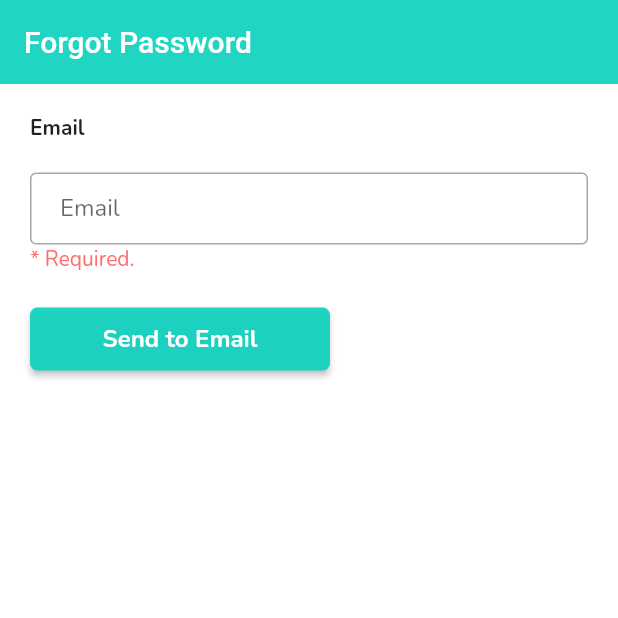
After one commit to matthew-hoang-nhat/mat-practice-pte, a Flutter app: the ForgotPasswordScreen screen opened by its route, after a tap on "Send to Email", on a phone screen of 412 x 824 dp, the top half of it. The commit adds this screen. Run offline on Flutter 3.47's test engine with Material 2 defaults, Android fonts, the phone set to English and light mode, and no system bars; our stand-ins replace bloc, cloud_firestore, community_material_icon, dio, equatable, firebase_auth and 13 more; accounts and stored records are empty; generated files the repository leaves out were written again; network calls fail.

Commit message:
feature: forgot - reset password

```diff
--- a/lib/src/configs/locate/en_us.dart
+++ b/lib/src/configs/locate/en_us.dart
@@ -47,6 +47,10 @@ final _enUS = {
       'Before logging in / creating an account, please read our Terms of Use and Privacy Policy thoroughtly. Tap "Agree" to agree with the Terms of Use and Privacy Policy to continue',
   FLocalKey.agree: 'Agree',
   FLocalKey.disagree: 'Disagree',
+
+  // Forgot password
+  FLocalKey.sendToEmail: 'Send to Email',
+  FLocalKey.successfullySendToEmail: 'Successfully send to email',
 
   // Home Screen
 
--- a/lib/src/configs/locate/f_local_key.dart
+++ b/lib/src/configs/locate/f_local_key.dart
@@ -33,6 +33,10 @@ class FLocalKey {
   static const String bodyNotiRegister = 'bodyNotiRegister';
   static const String agree = 'agree';
   static const String disagree = 'disagree';
+
+  // forgot password
+  static const String sendToEmail = 'sendToEmail';
+  static const String successfullySendToEmail = 'successfullySendToEmail';
 
   // Home Screen
   static const String todayPracticed = 'todayPracticed';
--- a/lib/src/configs/routes/app_pages.dart
+++ b/lib/src/configs/routes/app_pages.dart
@@ -1,5 +1,6 @@
 import 'package:go_router/go_router.dart';
 import 'package:mat_practice_pte/src/configs/routes/app_paths.dart';
+import 'package:mat_practice_pte/src/features/auth/ui/forgot_password_screen.dart';
 import 'package:mat_practice_pte/src/features/auth/ui/login_screen.dart';
 import 'package:mat_practice_pte/src/features/auth/ui/register_screen.dart';
 import 'package:mat_practice_pte/src/features/category/ui/drawer_screen.dart';
@@ -9,7 +10,8 @@ import 'package:mat_practice_pte/src/features/home/ui/main_screen.dart';
 class AppPages {
   static const List<String> noNeedAuthenticatedPages = [
     AppPaths.login,
-    AppPaths.register
+    AppPaths.register,
+    AppPaths.forgotPassword,
   ];
   static final pages = <GoRoute>[
     GoRoute(
@@ -40,6 +42,7 @@ class AppPages {
                 ),
               ]),
         ]),
+
     GoRoute(
         path: '/login',
         name: AppPaths.login,
@@ -50,5 +53,14 @@ class AppPages {
               name: AppPaths.register,
               builder: (context, state) => const RegisterScreen()),
         ]),
+    // GoRoute(
+    //     path: '/admin',
+    //     builder: (context, state) => const AdminScreen(),
+    //     routes: const []),
+    GoRoute(
+        path: '/forgot-password',
+        name: AppPaths.forgotPassword,
+        builder: (context, state) => const ForgotPasswordScreen(),
+        routes: const []),
   ];
 }
--- a/lib/src/configs/routes/app_paths.dart
+++ b/lib/src/configs/routes/app_paths.dart
@@ -4,4 +4,5 @@ class AppPaths {
   static const home = 'home';
   static const parentCategory = 'parentCategory';
   static const drawer = 'drawer';
+  static const forgotPassword = 'forgot-password';
 }
--- /dev/null
+++ b/lib/src/features/auth/cubit/forgot_password_cubit.dart
@@ -0,0 +1,89 @@
+import 'package:equatable/equatable.dart';
+import 'package:flutter/material.dart';
+import 'package:flutter_bloc/flutter_bloc.dart';
+import 'package:go_router/go_router.dart';
+import 'package:mat_practice_pte/src/configs/locate/f_local_key.dart';
+import 'package:mat_practice_pte/src/configs/locate/f_locate.dart';
+import 'package:mat_practice_pte/src/configs/routes/app_paths.dart';
+import 'package:mat_practice_pte/src/utils/global_variables.dart';
+import 'package:mat_practice_pte/src/utils/helpers/firebase_error.dart';
+import 'package:mat_practice_pte/src/utils/helpers/validate.dart';
+import 'package:mat_practice_pte/src/utils/remote/fetch_resource.dart';
+import 'package:mat_practice_pte/src/utils/repository/authenticate_repository_impl.dart';
+import 'package:mat_practice_pte/src/widgets/f_app.dart';
+part 'forgot_password_state.dart';
+
+class ForgotPasswordCubit extends Cubit<ForgotPasswordState> {
+  ForgotPasswordCubit()
+      : super(const ForgotPasswordInitial(
+            isLoading: false, notificationEmail: ''));
+
+  final authRepo = GlobalVariables.getIt<AuthenticateRepositoryImpl>();
+  final fShows = GlobalVariables.getIt<FApp>();
+  final TextEditingController emailController = TextEditingController();
+  final fLocate = GlobalVariables.getIt<FLocate>();
+  emailPasswordOnChanged(String value) {}
+
+  setIsLoading(bool value) {
+    emit(state.copyWith(isLoading: value));
+  }
+
+  bool isFilledAllTextFields() {
+    return emailController.text.isNotEmpty;
+  }
+
+  checkFilledAllTextFields() {
+    if (emailController.text.isEmpty) {
+      emit(state.copyWith(notificationEmail: fLocate.str(FLocalKey.require)));
+    } else {
+      emit(state.copyWith(notificationEmail: ''));
+    }
+  }
+
+  bool isValidatedAllFields() {
+    final email = emailController.text;
+    if (Validates.invalidateEmail(email)) return false;
+
+    return true;
+  }
+
+  checkValidatedAllTextFields() {
+    final email = emailController.text;
+    if (Validates.invalidateEmail(email)) {
+      emit(state.copyWith(
+          notificationEmail: fLocate.str(FLocalKey.invalidEmail)));
+    } else {
+      emit(state.copyWith(notificationEmail: ''));
+    }
+  }
+
+  sendEmailOnClick() async {
+    if (isFilledAllTextFields() == false) {
+      checkFilledAllTextFields();
+      return;
+    }
+
+    if (isValidatedAllFields() == false) {
+      checkValidatedAllTextFields();
+      return;
+    }
+
+    setIsLoading(true);
+    final email = emailController.text;
+    final result = await authRepo.sendPasswordResetEmail(email: email);
+    fetchResource(
+      result,
+      onSuccess: () {
+        fShows.showToast(fLocate.str(FLocalKey.successfullySendToEmail));
+        final context = GlobalVariables.navigatorKey.currentContext!;
+        GoRouter.of(context).goNamed(AppPaths.login);
+      },
+      onError: () {
+        final notificationEmail =
+            FFirebaseError.errorToAnnounce(code: result.error!);
+        emit(state.copyWith(notificationEmail: notificationEmail));
+      },
+    );
+    setIsLoading(false);
+  }
+}
--- /dev/null
+++ b/lib/src/features/auth/cubit/forgot_password_state.dart
@@ -0,0 +1,30 @@
+// ignore_for_file: public_member_api_docs, sort_constructors_first
+part of 'forgot_password_cubit.dart';
+
+class ForgotPasswordState extends Equatable {
+  const ForgotPasswordState({
+    required this.isLoading,
+    required this.notificationEmail,
+  });
+  final bool isLoading;
+  final String notificationEmail;
+  @override
+  List<Object> get props => [isLoading, notificationEmail];
+
+  ForgotPasswordState copyWith({
+    bool? isLoading,
+    String? notificationEmail,
+  }) {
+    return ForgotPasswordState(
+      isLoading: isLoading ?? this.isLoading,
+      notificationEmail: notificationEmail ?? this.notificationEmail,
+    );
+  }
+}
+
+class ForgotPasswordInitial extends ForgotPasswordState {
+  const ForgotPasswordInitial({
+    required super.isLoading,
+    required super.notificationEmail,
+  });
+}
--- a/lib/src/features/auth/cubit/login_cubit.dart
+++ b/lib/src/features/auth/cubit/login_cubit.dart
@@ -57,6 +57,10 @@ class LoginCubit extends Cubit<LoginState> {
     } else {
       emit(state.copyWith(notificationPassword: ''));
     }
+  }
+
+  forgotPasswordOnClick(context) {
+    GoRouter.of(context).pushNamed(AppPaths.forgotPassword);
   }
 
   loginWithEmailPasswordOnClick(context) async {
--- /dev/null
+++ b/lib/src/features/auth/ui/forgot_password_screen.dart
@@ -0,0 +1,94 @@
+import 'package:flutter/material.dart';
+import 'package:flutter_bloc/flutter_bloc.dart';
+import 'package:mat_practice_pte/src/configs/constants/app_colors.dart';
+import 'package:mat_practice_pte/src/configs/constants/app_text_styles.dart';
+import 'package:mat_practice_pte/src/configs/locate/f_local_key.dart';
+import 'package:mat_practice_pte/src/configs/locate/f_locate.dart';
+import 'package:mat_practice_pte/src/features/auth/cubit/forgot_password_cubit.dart';
+import 'package:mat_practice_pte/src/utils/global_variables.dart';
+import 'package:mat_practice_pte/src/widgets/dimentions/f_padding_sizes.dart';
+import 'package:mat_practice_pte/src/widgets/dimentions/f_sizeboxs.dart';
+import 'package:mat_practice_pte/src/widgets/f_app.dart';
+import 'package:mat_practice_pte/src/widgets/loading_widget.dart';
+
+class ForgotPasswordScreen extends StatelessWidget {
+  const ForgotPasswordScreen({super.key});
+
+  @override
+  Widget build(BuildContext context) {
+    final fWidgets = GlobalVariables.getIt<FApp>();
+    final fLocate = GlobalVariables.getIt<FLocate>();
+    return BlocProvider(
+      create: (context) => ForgotPasswordCubit(),
+      child: Scaffold(
+        backgroundColor: AppColors.white,
+        appBar: AppBar(
+          title: Text(fLocate.str(FLocalKey.forgotPassword)),
+          elevation: 0,
+        ),
+        body: SafeArea(
+            child: Padding(
+          padding: const EdgeInsets.all(FPaddingSizes.s20),
+          child: Stack(
+            children: [
+              Column(
+                crossAxisAlignment: CrossAxisAlignment.start,
+                children: [
+                  Text(
+                    fLocate.str(FLocalKey.email),
+                    style: AppTextStyles.body2
+                        .copyWith(fontWeight: FontWeight.bold),
+                  ),
+                  FSizeBoxs.h20,
+                  BlocBuilder<ForgotPasswordCubit, ForgotPasswordState>(
+                    builder: (context, state) {
+                      return Column(
+                        crossAxisAlignment: CrossAxisAlignment.start,
+                        children: [
+                          fWidgets.textField(
+                              hintText: fLocate.str(FLocalKey.email),
+                              onChanged: context
+                                  .read<ForgotPasswordCubit>()
+                                  .emailPasswordOnChanged,
+                              controller: context
+                                  .read<ForgotPasswordCubit>()
+                                  .emailController),
+                          Text(
+                            state.notificationEmail,
+                            style: AppTextStyles.body2
+                                .copyWith(color: AppColors.red),
+                          ),
+                        ],
+                      );
+                    },
+                  ),
+                  FSizeBoxs.h20,
+                  BlocBuilder<ForgotPasswordCubit, ForgotPasswordState>(
+                    builder: (context, state) {
+                      return SizedBox(
+                        width: 200,
+                        child: fWidgets.button(
+                            onClick: context
+                                .read<ForgotPasswordCubit>()
+                                .sendEmailOnClick,
+                            title: fLocate.str(FLocalKey.sendToEmail)),
+                      );
+                    },
+                  )
+                ],
+              ),
+              BlocBuilder<ForgotPasswordCubit, ForgotPasswordState>(
+                buildWhen: (previous, current) =>
+                    previous.isLoading != current.isLoading,
+                builder: (context, state) {
+                  if (state.isLoading) return const LoadingWidget();
+                  return Container();
+                },
+              )
+            ],
+          ),
+        )),
+      ),
+    );
+  }
+}
--- /dev/null
+++ b/lib/src/utils/helpers/firebase_error.dart
@@ -0,0 +1,24 @@
+import 'package:mat_practice_pte/src/configs/locate/f_local_key.dart';
+import 'package:mat_practice_pte/src/configs/locate/f_locate.dart';
+import 'package:mat_practice_pte/src/utils/global_variables.dart';
+
+class FFirebaseError {
+  static final fLocate = GlobalVariables.getIt<FLocate>();
+  static String errorToAnnounce({required String code}) {
+    switch (code) {
+      case 'weak-password':
+        return fLocate.str(FLocalKey.weakPassword);
+
+      case 'email-already-in-use':
+        return fLocate.str(FLocalKey.emailAlreadyInUse);
+
+      case 'invalid-email':
+        return fLocate.str(FLocalKey.invalidEmail);
+      case 'user-not-found':
+        return fLocate.str(FLocalKey.userNotFound);
+
+      default:
+        return 'Unknown';
+    }
+  }
+}
--- a/lib/src/utils/repository/authenticate_repository.dart
+++ b/lib/src/utils/repository/authenticate_repository.dart
@@ -7,4 +7,5 @@ abstract class AuthenticateRepository {
   Future<FResult<UserCredential>> loginWithGoogle();
   Future<FResult<UserCredential>> loginWithEmailPassword(
       {required String email, required String password});
+  Future<FResult<String>> sendPasswordResetEmail({required String email});
 }
```
Also changed, not shown: lib/src/features/auth/ui/login_screen.dart (+14 -5 lines), lib/src/utils/helpers/validates.dart (added, +26 -0 lines), lib/src/utils/repository/authenticate_repository_impl.dart (+13 -0 lines).
